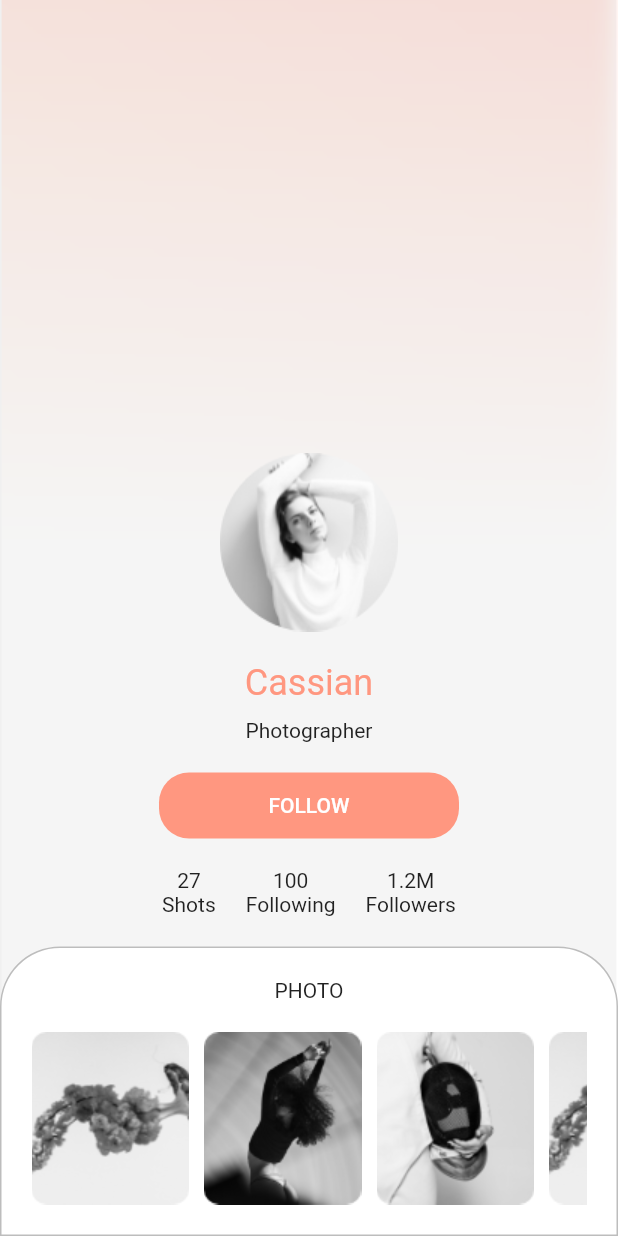
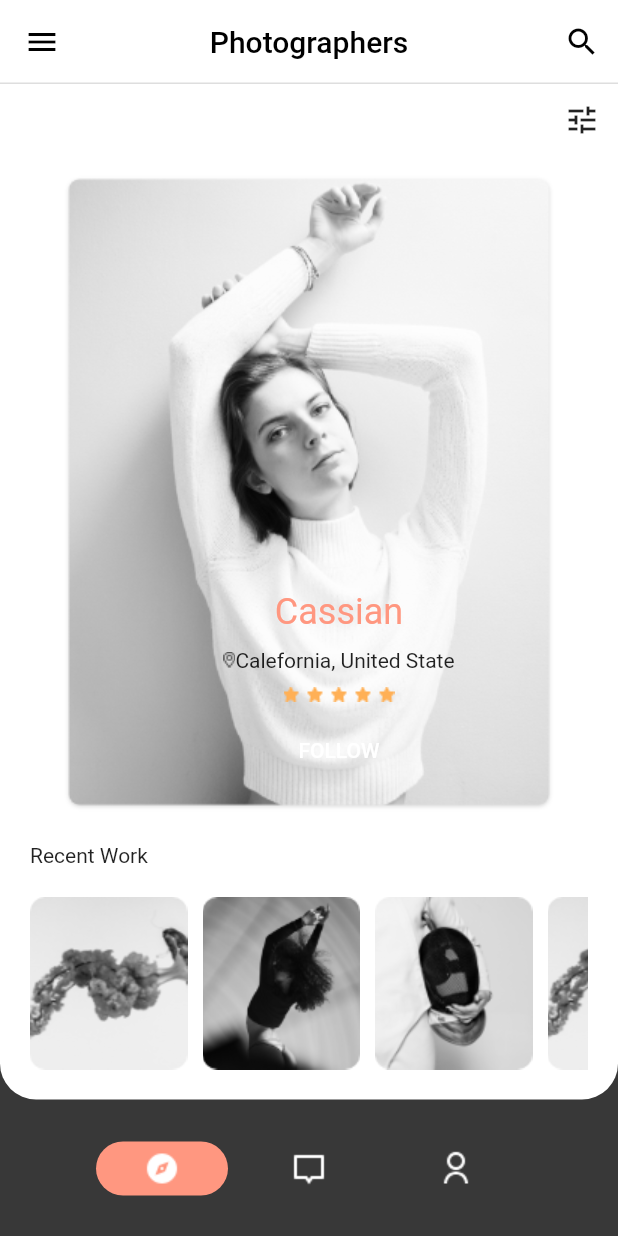
Before and after one commit to santoshanand/photographer, a Flutter app: the Landing screen opened directly, after a tap on "FOLLOW", on a phone screen of 412 x 824 dp. Run offline on Flutter 3.47's test engine with Material 2 defaults, Android fonts, the phone set to English and light mode, and no system bars; our stand-ins replace page_transition.

Commit message:
added profile screen

```diff
--- a/lib/src/app.dart
+++ b/lib/src/app.dart
@@ -1,5 +1,5 @@
 import 'package:flutter/material.dart';
-import 'package:photographer/src/pages/home/home.dart';
+import 'package:photographer/src/pages/landing/landing.dart';
 
 class App extends StatelessWidget {
   @override
@@ -8,8 +8,8 @@ class App extends StatelessWidget {
         debugShowCheckedModeBanner: false,
         title: 'Photographer App',
         theme: ThemeData(
-          primarySwatch: Colors.blue,
+          primarySwatch: Colors.orange,
         ),
-        home: Home());
+        home: Landing());
   }
 }
--- a/lib/src/pages/home/home.dart
+++ b/lib/src/pages/home/home.dart
@@ -1,4 +1,5 @@
 import 'package:flutter/material.dart';
+import 'package:photographer/src/pages/landing/widgets/follow_button.dart';
 import 'package:photographer/src/pages/landing/widgets/thumb_view.dart';
 
 class Home extends StatefulWidget {
@@ -38,7 +39,54 @@ class _HomeState extends State<Home> {
             ),
           ],
         ),
-        body: Container(
+        body: Stack(
+          children: <Widget>[
+            Positioned(
+              bottom: 20,
+              width: MediaQuery.of(context).size.width,
+              child: Row(
+                crossAxisAlignment: CrossAxisAlignment.center,
+                mainAxisAlignment: MainAxisAlignment.center,
+                mainAxisSize: MainAxisSize.max,
+                children: <Widget>[
+                  FlatButton(
+                    color: Color(0xffFF9780),
+                    child: Image(
+                      image: AssetImage('assets/images/icons/compass.png'),
+                    ),
+                    onPressed: () {},
+                    shape: RoundedRectangleBorder(
+                      borderRadius: BorderRadius.circular(20),
+                    ),
+                  ),
+                  SizedBox(
+                    width: 10,
+                  ),
+                  FlatButton(
+                    child: Image(
+                      image: AssetImage('assets/images/icons/chat.png'),
+                    ),
+                    onPressed: () {},
+                    shape: RoundedRectangleBorder(
+                      borderRadius: BorderRadius.circular(20),
+                    ),
+                  ),
+                  SizedBox(
+                    width: 10,
+                  ),
+                  FlatButton(
+                    child: Image(
+                      image: AssetImage('assets/images/icons/user.png'),
+                    ),
+                    onPressed: () {},
+                    shape: RoundedRectangleBorder(
+                      borderRadius: BorderRadius.circular(20),
+                    ),
+                  )
+                ],
+              ),
+            ),
+            Container(
               margin: EdgeInsets.only(bottom: 90),
               decoration: ShapeDecoration(
                 color: Colors.white,
@@ -71,19 +119,60 @@ class _HomeState extends State<Home> {
                             children: <Widget>[
                               Center(
                                 child: Image(
-                              image:
-                                  AssetImage('assets/images/common/pic1.png'),
+                                  image: AssetImage(
+                                      'assets/images/common/pic1.png'),
                                 ),
                               ),
                               Positioned(
                                 bottom: 20,
-                            child: IntrinsicWidth(
-                              child: FlatButton(
-                                onPressed: () {},
-                                child: Text('Follow'),
+                                width: MediaQuery.of(context).size.width,
+                                child: Column(
+                                  children: <Widget>[
+                                    Text(
+                                      'Cassian',
+                                      style: TextStyle(
+                                          color: Color(0xffFF9780),
+                                          fontSize: 24),
+                                    ),
+                                    SizedBox(
+                                      height: 10,
+                                    ),
+                                    Row(
+                                      mainAxisAlignment:
+                                          MainAxisAlignment.center,
+                                      crossAxisAlignment:
+                                          CrossAxisAlignment.center,
+                                      children: <Widget>[
+                                        Image(
+                                          image: AssetImage(
+                                              'assets/images/icons/map-marker.png'),
+                                        ),
+                                        Text('Calefornia, United State')
+                                      ],
+                                    ),
+                                    SizedBox(
+                                      height: 10,
+                                    ),
+                                    Image(
+                                      image: AssetImage(
+                                          'assets/images/icons/starts.png'),
+                                    ),
+                                    SizedBox(
+                                      height: 10,
+                                    ),
+                                    Row(
+                                      mainAxisSize: MainAxisSize.max,
+                                      crossAxisAlignment:
+                                          CrossAxisAlignment.center,
+                                      mainAxisAlignment:
+                                          MainAxisAlignment.center,
+                                      children: <Widget>[
+                                        FollowButton(),
+                                      ],
+                                    ),
+                                  ],
                                 ),
                               ),
-                          )
                             ],
                           ),
                           SizedBox(
@@ -101,6 +190,8 @@ class _HomeState extends State<Home> {
                 ],
               ),
             ),
+          ],
+        ),
       ),
     );
   }
--- a/lib/src/pages/landing/landing.dart
+++ b/lib/src/pages/landing/landing.dart
@@ -1,7 +1,9 @@
 import 'package:flutter/material.dart';
+import 'package:photographer/src/pages/home/home.dart';
 import 'package:photographer/src/pages/landing/widgets/follow_button.dart';
 import 'package:photographer/src/pages/landing/widgets/photo_view.dart';
 import 'package:photographer/src/pages/landing/widgets/stats_view.dart';
+import 'package:page_transition/page_transition.dart';
 
 class Landing extends StatefulWidget {
   Landing({Key key}) : super(key: key);
@@ -46,7 +48,17 @@ class _LandingState extends State<Landing> {
                     SizedBox(
                       height: 20,
                     ),
-                    FollowButton(),
+                    FollowButton(
+                      onPressed: () {
+                        Navigator.push(
+                          context,
+                          PageTransition(
+                            type: PageTransitionType.fade,
+                            child: Home(),
+                          ),
+                        );
+                      },
+                    ),
                     SizedBox(
                       height: 20,
                     ),
--- a/lib/src/pages/landing/widgets/follow_button.dart
+++ b/lib/src/pages/landing/widgets/follow_button.dart
@@ -1,8 +1,10 @@
 import 'package:flutter/material.dart';
 
 class FollowButton extends StatelessWidget {
+  final VoidCallback onPressed;
   const FollowButton({
     Key key,
+    @required this.onPressed,
   }) : super(key: key);
 
   @override
@@ -19,7 +21,7 @@ class FollowButton extends StatelessWidget {
           'FOLLOW',
           style: TextStyle(color: Colors.white),
         ),
-        onPressed: () {},
+        onPressed: this.onPressed,
       ),
     );
   }
--- a/pubspec.yaml
+++ b/pubspec.yaml
@@ -23,11 +23,11 @@ dependencies:
   # The following adds the Cupertino Icons font to your application.
   # Use with the CupertinoIcons class for iOS style icons.
   cupertino_icons: ^0.1.2
+  page_transition: '^1.0.9'
 
 dev_dependencies:
   flutter_test:
     sdk: flutter
-
 
 # For information on the generic Dart part of this file, see the
 # following page: https://www.dartlang.org/tools/pub/pubspec
```
Also changed, not shown: assets/images/icons/map-marker.png (added), assets/images/icons/starts.png (added), pubspec.lock, 2 other files. Lines whose indentation alone changed are shown as unchanged.
